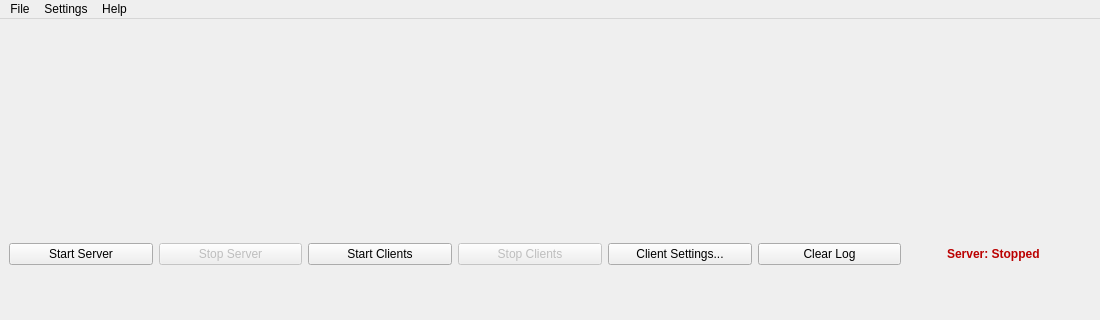
Above: server/ui/MainWindow.ui from PajiloyLis/CPP_Test_Task before the change; both pictures show x 0 to 1100 and y 0 to 320 of the 1100 by 750 pixel window. Below: the same form after it.
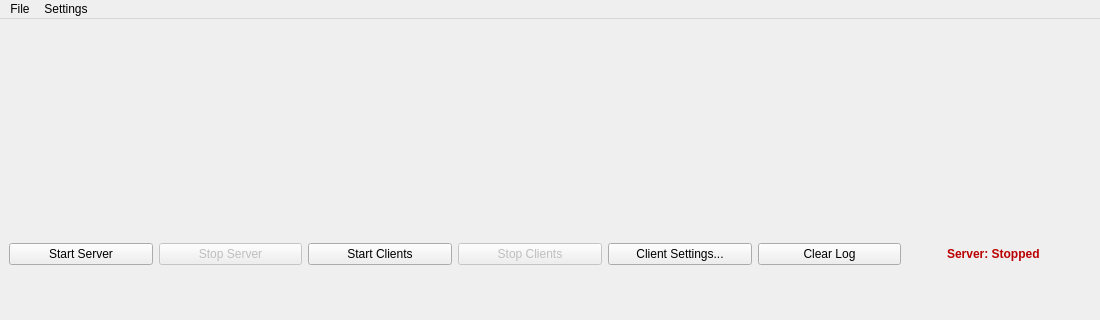
That is the form after the change.

Patch:
```diff
--- a/server/ui/MainWindow.ui
+++ b/server/ui/MainWindow.ui
@@ -219,15 +219,8 @@
     <addaction name="actionClientParams"/>
     <addaction name="actionSaveConfig"/>
    </widget>
-   <widget class="QMenu" name="menuHelp">
-    <property name="title">
-     <string>Help</string>
-    </property>
-    <addaction name="actionAbout"/>
-   </widget>
    <addaction name="menuFile"/>
    <addaction name="menuSettings"/>
-   <addaction name="menuHelp"/>
   </widget>
   <widget class="QStatusBar" name="statusbar"/>
   <action name="actionExit">
```
